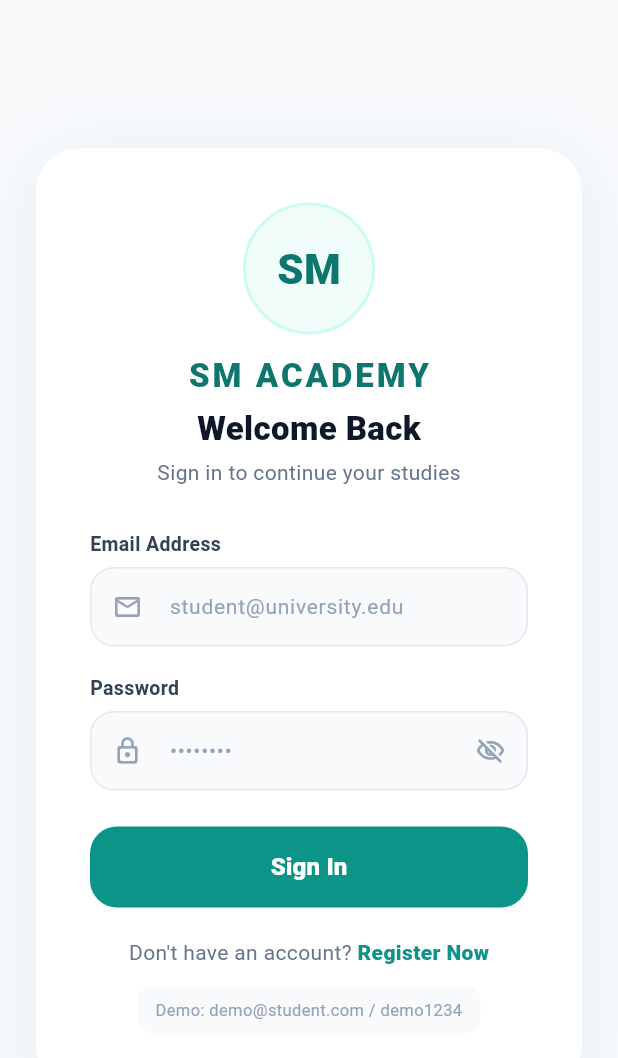
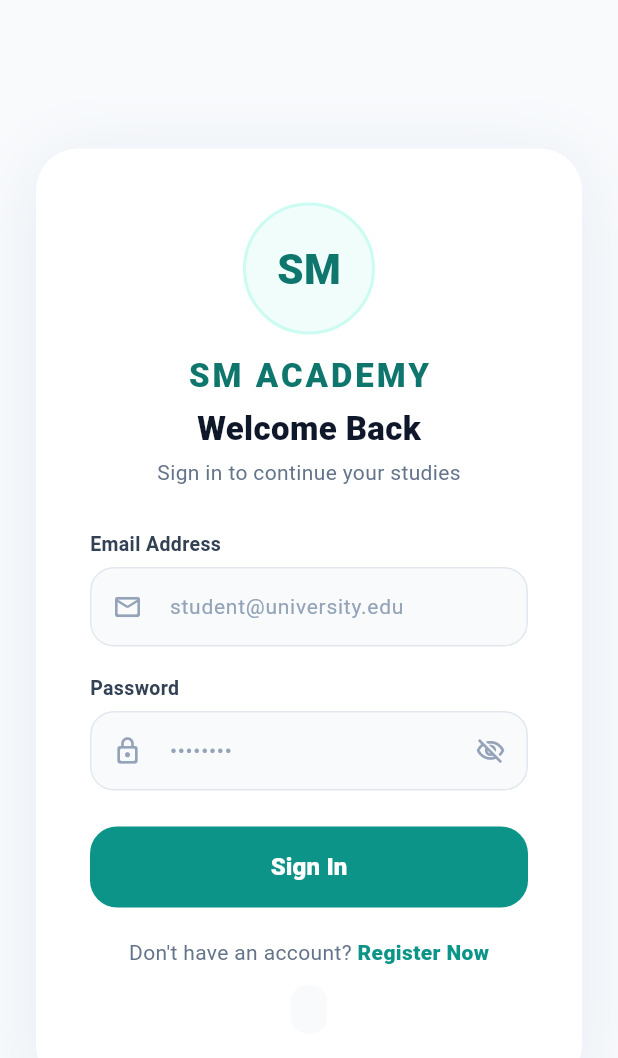
Before and after one commit to gbg0415-afk/sm_bank_app, a Flutter app: the screen it shows after launch, on a phone screen of 412 x 824 dp. Shown: the top 1058 px of the screen. Run offline on Flutter 3.47's test engine with Material 3 defaults, Android fonts, the phone set to English and light mode, and no system bars; our stand-ins replace cloud_firestore, firebase_auth, firebase_core, fl_chart, flutter_animate, lucide_icons and 1 more; accounts and stored records are empty.

Commit message:
Update main.dart

```diff
--- a/lib/main.dart
+++ b/lib/main.dart
@@ -34,6 +34,12 @@ import 'package:flutter/material.dart';
 import 'package:flutter/services.dart';
 import 'package:provider/provider.dart';
 import 'package:shared_preferences/shared_preferences.dart';
+import 'package:firebase_core/firebase_core.dart';
+import 'package:firebase_auth/firebase_auth.dart';
+import 'package:cloud_firestore/cloud_firestore.dart';
+import 'package:lucide_icons/lucide_icons.dart';
+import 'package:fl_chart/fl_chart.dart';
+import 'package:flutter_animate/flutter_animate.dart';
 
 // ---------------------------------------------------------------------------
 // ENTRY POINT
@@ -808,7 +814,7 @@ class _LoginScreenState extends State<LoginScreen> {
                       borderRadius: BorderRadius.circular(10),
                     ),
                     child: Text(
-                      'Demo: demo@student.com / demo1234',
+                      '',  //
                       style: TextStyle(color: _slate400, fontSize: 11),
                       textAlign: TextAlign.center,
                     ),
```
